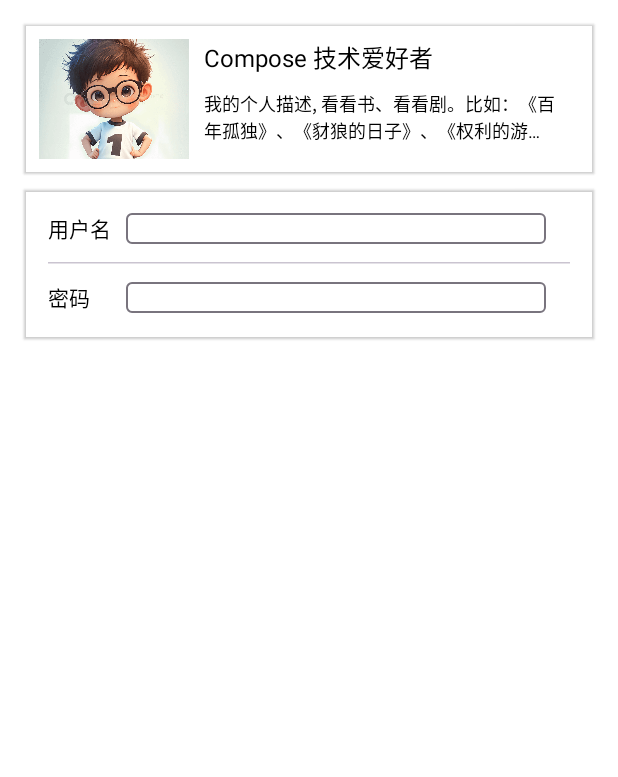
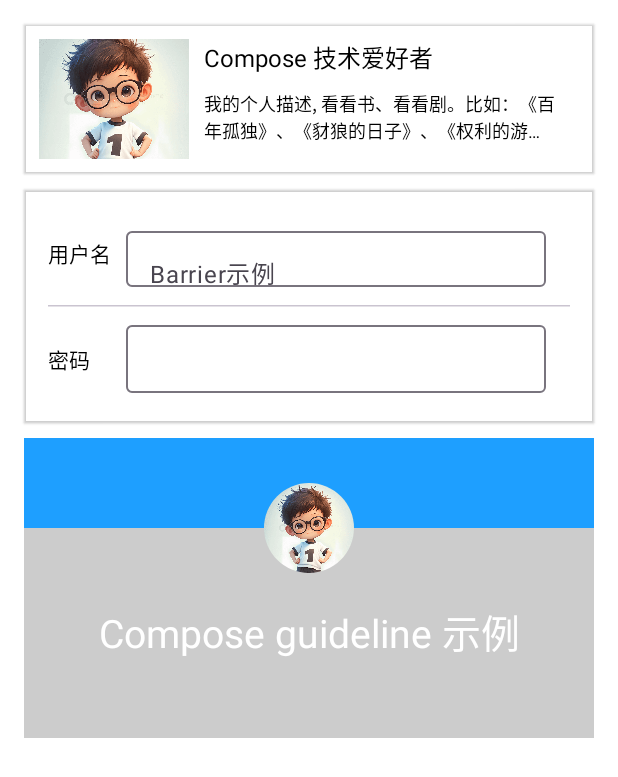
Before and after one commit to gengwenwu/AndroidComposeDemo, an Android app built with Jetpack Compose: the @Preview function C2_3_4_ConstraintLayoutSamplePreview, on a phone screen of 412 x 824 dp. Shown: the top 777 px of the screen. Run offline under Robolectric (Android 15) with nearby library versions, the phone set to English and light mode, and no system bars; our stand-ins replace constraintlayout-compose; Roboto replaces fonts that are not available here.

Commit message:
添加 ConstraintLayout Guideline 案例

```diff
--- a/app/src/main/java/org/logan/compose/demo/ui/book/c2/C2_2_1_TextFragment.kt
+++ b/app/src/main/java/org/logan/compose/demo/ui/book/c2/C2_2_1_TextFragment.kt
@@ -11,6 +11,7 @@ import androidx.compose.foundation.layout.fillMaxWidth
 import androidx.compose.foundation.layout.height
 import androidx.compose.foundation.layout.padding
 import androidx.compose.foundation.layout.size
+import androidx.compose.foundation.layout.wrapContentHeight
 import androidx.compose.foundation.lazy.LazyColumn
 import androidx.compose.foundation.shape.CircleShape
 import androidx.compose.foundation.text.BasicTextField
@@ -188,7 +189,11 @@ fun TextSample() {
 
     Text(
         text = "Hello World, Goodbye World!",
-        modifier = Modifier.fillMaxWidth(),
+        modifier = Modifier
+            .fillMaxWidth()
+            .height(50.dp)
+            // 内容上下居中
+            .wrapContentHeight(Alignment.CenterVertically),
         textAlign = TextAlign.Center,
         textDecoration = TextDecoration.LineThrough,
         // 使用 Material3 内设的文本样式: titleMedium、titleSmall、bodyLarge、bodyMedium、bodySmall 等
--- a/app/src/main/java/org/logan/compose/demo/ui/book/c2/C2_3_4_ConstraintLayoutFragment.kt
+++ b/app/src/main/java/org/logan/compose/demo/ui/book/c2/C2_3_4_ConstraintLayoutFragment.kt
@@ -1,6 +1,8 @@
 package org.logan.compose.demo.ui.book.c2
 
 import androidx.compose.foundation.Image
+import androidx.compose.foundation.background
+import androidx.compose.foundation.layout.Box
 import androidx.compose.foundation.layout.Column
 import androidx.compose.foundation.layout.Spacer
 import androidx.compose.foundation.layout.fillMaxSize
@@ -8,13 +10,18 @@ import androidx.compose.foundation.layout.fillMaxWidth
 import androidx.compose.foundation.layout.height
 import androidx.compose.foundation.layout.padding
 import androidx.compose.foundation.layout.size
+import androidx.compose.foundation.layout.wrapContentHeight
+import androidx.compose.foundation.shape.CircleShape
 import androidx.compose.material3.HorizontalDivider
 import androidx.compose.material3.OutlinedTextField
 import androidx.compose.material3.Text
 import androidx.compose.runtime.Composable
 import androidx.compose.runtime.remember
+import androidx.compose.ui.Alignment
 import androidx.compose.ui.Modifier
+import androidx.compose.ui.draw.clip
 import androidx.compose.ui.draw.shadow
+import androidx.compose.ui.graphics.Color
 import androidx.compose.ui.layout.ContentScale
 import androidx.compose.ui.res.painterResource
 import androidx.compose.ui.text.style.TextOverflow
@@ -71,6 +78,12 @@ fun C2_3_4_ConstraintLayoutSample() {
         Spacer(Modifier.height(10.dp))
 
         ConstraintLayoutBarrierSample()
+        Spacer(Modifier.height(10.dp))
+
+        ConstraintLayoutGuidelineSample()
+        Spacer(Modifier.height(10.dp))
+
+
     }
 }
 
@@ -128,17 +141,22 @@ fun ConstraintLayoutBarrierSample() {
         modifier = Modifier
             .fillMaxWidth()
             .shadow(1.dp)
-            .height(100.dp)
-            .padding(16.dp)
+            .padding(horizontal = 16.dp, vertical = 20.dp)
     ) {
         val (userNameTextRef, passwordTextRef, usernameInputRef, passwordInputRef, dividerRef) = remember { createRefs() }
         // 1. 创建一个结尾分界线
         val barrier = createEndBarrier(userNameTextRef, passwordTextRef)
 
-        Text("用户名", Modifier.constrainAs(userNameTextRef) {
-            top.linkTo(parent.top)
-            start.linkTo(parent.start)
-        })
+        Text(
+            "用户名",
+            modifier = Modifier
+                .height(45.dp)
+                .constrainAs(userNameTextRef) {
+                    top.linkTo(parent.top)
+                    start.linkTo(parent.start)
+                }
+                .wrapContentHeight(Alignment.CenterVertically),
+        )
 
         OutlinedTextField("",
             onValueChange = {},
@@ -149,6 +167,9 @@ fun ConstraintLayoutBarrierSample() {
                 bottom.linkTo(userNameTextRef.bottom)
                 // 高度根据约束条件来
                 height = Dimension.fillToConstraints
+            },
+            label = {
+                Text(text = "Barrier示例")
             })
 
         HorizontalDivider(thickness = 1.dp, modifier = Modifier.constrainAs(dividerRef) {
@@ -158,10 +179,14 @@ fun ConstraintLayoutBarrierSample() {
             width = Dimension.fillToConstraints
         })
 
-        Text("密码", Modifier.constrainAs(passwordTextRef) {
-            top.linkTo(dividerRef.bottom, margin = 12.dp)
-            start.linkTo(userNameTextRef.start)
-        })
+        Text("密码",
+            Modifier
+                .height(45.dp)
+                .wrapContentHeight(Alignment.CenterVertically)
+                .constrainAs(passwordTextRef) {
+                    top.linkTo(dividerRef.bottom, margin = 12.dp)
+                    start.linkTo(userNameTextRef.start)
+                })
 
         OutlinedTextField("", onValueChange = {}, Modifier.constrainAs(passwordInputRef) {
             start.linkTo(usernameInputRef.start)
@@ -172,3 +197,58 @@ fun ConstraintLayoutBarrierSample() {
     }
 
 }
+
+@Composable
+fun ConstraintLayoutGuidelineSample() {
+    Box(
+        modifier = Modifier
+            .height(200.dp)
+            .fillMaxWidth()
+    ) {
+
+        ConstraintLayout(
+            modifier = Modifier
+                .fillMaxWidth()
+                .height(200.dp)
+                .background(Color.LightGray)
+        ) {
+
+            // 使用 guideline 不依赖任何引用，凭空创建一条引导线。 下面案例是从顶部出发，从上到下，占比布局30%案例
+            val guideline = createGuidelineFromTop(0.3f)
+            val (userPortraitBackgroundRef, userPortraitImgRef, welcomeRef) = remember { createRefs() }
+
+            Box(modifier = Modifier
+                .constrainAs(userPortraitBackgroundRef) {
+                    top.linkTo(parent.top)
+                    // box底部 与 guideline 对齐
+                    bottom.linkTo(guideline)
+                    height = Dimension.fillToConstraints
+                    width = Dimension.matchParent
+                }
+                .background(Color(0xFF1E9FFF)))
+
+            Image(painter = painterResource(R.drawable.ic_boy),
+                contentDescription = null,
+                contentScale = ContentScale.Crop,
+                modifier = Modifier
+                    .constrainAs(userPortraitImgRef) {
+                        // Image top、bottom 与 guideline 对齐，就是Image居中 guideline 位置
+                        top.linkTo(guideline)
+                        bottom.linkTo(guideline)
+                        start.linkTo(parent.start)
+                        end.linkTo(parent.end)
+                    }
+                    .size(60.dp)
+                    .clip(CircleShape))
+
+            Text("Compose guideline 示例",
+                fontSize = 26.sp,
+                color = Color.White,
+                modifier = Modifier.constrainAs(welcomeRef) {
+                    top.linkTo(userPortraitImgRef.bottom, margin = 20.dp)
+                    start.linkTo(parent.start)
+                    end.linkTo(parent.end)
+                })
+        }
+    }
+}
```
